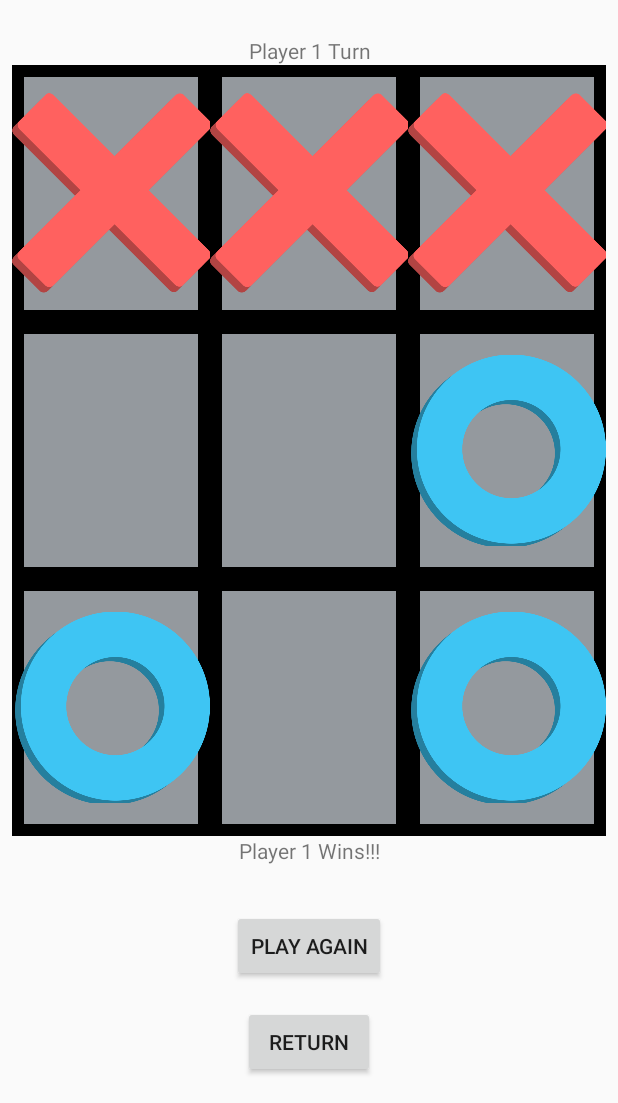
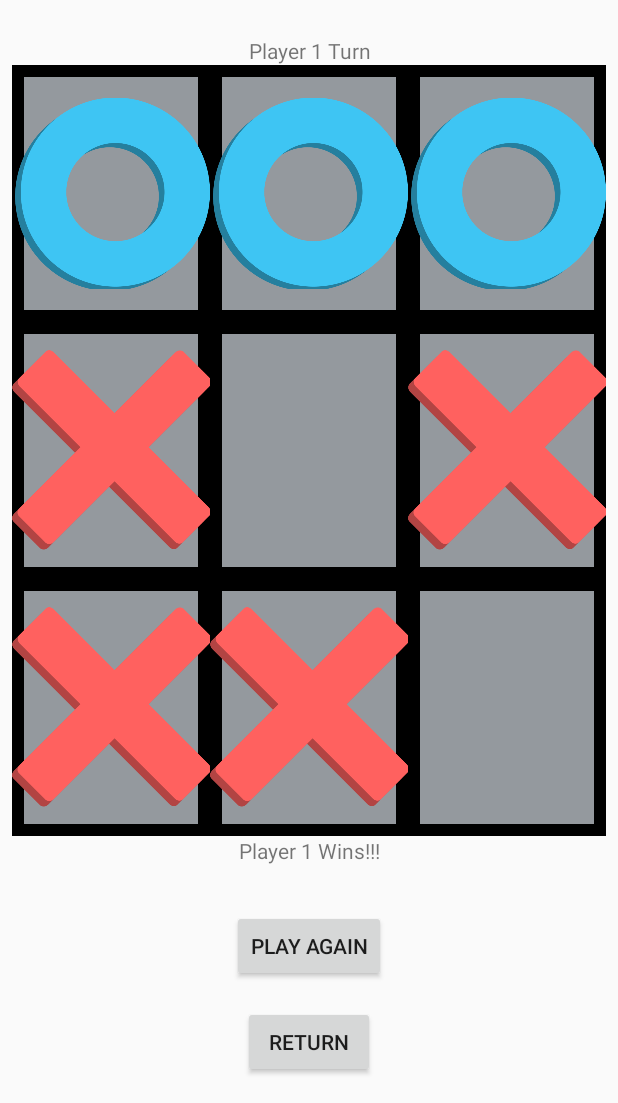
Before and after one commit to nicwenzel26/TicTacToe, an Android app: the fragment GameScreenFragment placed in its activity, after a tap on an icon or button, on a phone screen of 412 x 824 dp, the part 133-1236 px from its top. Run offline under Robolectric (Android 15) with nearby library versions, the phone set to English and light mode, and no system bars; our stand-ins replace Room's generated code; 2 other taps on this screen came first.

Commit message:
All working game settings, still need delete data

```diff
--- a/A2/app/src/main/java/com/csci448/a2/ui/GameScreenFragment.kt
+++ b/A2/app/src/main/java/com/csci448/a2/ui/GameScreenFragment.kt
@@ -57,6 +57,10 @@ class GameScreenFragment:Fragment() {
     private var listOfGridSpace = mutableListOf<GridSpace>()
     private var numOfPlayers = 2
     private var playerTurn = 1
+    private var playerOneSymb = 'x'
+    private var playerTwoSymb = 'o'
+    private var playerOneResourse = R.drawable.x
+    private var playerTwoResourse = R.drawable.o
 
 
     //Interface for managing the transition between fragments. Behavior determined by MainActivity
@@ -91,14 +95,29 @@ class GameScreenFragment:Fragment() {
         val twoPlayer = sharedPreferences.getBoolean("numPlayers", false)
         //Checking to see if the player wants player 1 to start
         val playerOneFirst = sharedPreferences.getBoolean("humanStart", true)
+        //Checking to see if player one wants to be X
+        val playerOneX = sharedPreferences.getBoolean("player_symb", true)
 
         //If the two player preference is checked set the number of players to 2 otherwise to 1
         if(twoPlayer) numOfPlayers = 2
         else numOfPlayers = 1
 
         //If the player one first preference is checked se the current player turn accordingly
-        if(playerOneFirst) playerTurn = 1
-        else playerTurn = 2
+        if(playerOneFirst) playerTurn = 2
+        else playerTurn = 1
+
+        if(playerOneX) {
+            playerOneSymb = 'o'
+            playerOneResourse = R.drawable.o
+            playerTwoSymb = 'x'
+            playerTwoResourse = R.drawable.x
+        }
+        else {
+            playerOneSymb = 'x'
+            playerOneResourse = R.drawable.x
+            playerTwoSymb = 'o'
+            playerTwoResourse = R.drawable.o
+        }
 
 
         val factory = HistoryViewModelFactory(requireContext())
@@ -128,7 +147,12 @@ class GameScreenFragment:Fragment() {
 
         //Setting current turn text based on preference
         if(playerTurn == 1) playerTurnTextView.text = "Player 1 Turn"
-        else playerTurnTextView.text = "Player 2 Turn"
+        else {
+            playerTurnTextView.text = "Player 2 Turn"
+            if(numOfPlayers == 1) {
+                computerTurn()
+            }
+        }
 
         //Setting on click listeners for end game buttons
         newGameButton.setOnClickListener { callBacks?.resetGame() }
@@ -154,8 +178,9 @@ class GameScreenFragment:Fragment() {
     private fun checkSpace(gridSpace: GridSpace) {
         if(gridSpace.xOrO == null) {
             if(playerTurn == 1) {
-                gridSpace.button.setImageResource(R.drawable.x)
-                gridSpace.xOrO = 'x'
+
+                gridSpace.button.setImageResource(playerOneResourse)
+                gridSpace.xOrO = playerOneSymb
                 playerTurn = 2
                 playerTurnTextView.text = "Player 2 Turn"
 
@@ -164,8 +189,8 @@ class GameScreenFragment:Fragment() {
                 }
             }
             else {
-                gridSpace.button.setImageResource(R.drawable.o)
-                gridSpace.xOrO = 'o'
+                gridSpace.button.setImageResource(playerTwoResourse)
+                gridSpace.xOrO = playerTwoSymb
                 playerTurn = 1
                 playerTurnTextView.text = "Player 1 Turn"
             }
@@ -210,8 +235,8 @@ class GameScreenFragment:Fragment() {
             }
         }
 
-        gridSpace.xOrO = 'o'
-        gridSpace.button.setImageResource(R.drawable.o)
+        gridSpace.xOrO = playerTwoSymb
+        gridSpace.button.setImageResource(playerTwoResourse)
         playerTurn = 1
         playerTurnTextView.text = "Player 1 Turn"
     }
@@ -220,12 +245,12 @@ class GameScreenFragment:Fragment() {
         val game = HistoryData()
         if(numOfPlayers == 2) {
             game.singlePlayer = false
-            if(winner == 'x') {
+            if(winner == playerOneSymb) {
                 game.winner = "Player 1"
                 game.loser = "Player 2"
                 game.didTie = false
             }
-            else if (winner == 'o'){
+            else if (winner == playerTwoSymb){
                 game.winner = "Player 2"
                 game.loser = "Player 1"
                 game.didTie = false
@@ -240,13 +265,13 @@ class GameScreenFragment:Fragment() {
 
         else {
             game.singlePlayer = true
-            if(winner == 'x') {
+            if(winner == playerOneSymb) {
                 game.winner = "Player 1"
                 game.loser = "Computer"
                 game.didTie = false
             }
 
-            else if(winner == 'o') {
+            else if(winner == playerTwoSymb) {
                 game.winner = "Computer"
                 game.loser = "Player 1"
                 game.didTie = false
@@ -307,7 +332,7 @@ class GameScreenFragment:Fragment() {
 
     //Setting the winning player text and making the field visable and buttons visable
     private fun setWinText(xOrO: Char){
-        if(xOrO == 'x') {
+        if(xOrO == playerOneSymb) {
             playerWinTextView.text = "Player 1 Wins!!!"
         }
         else if(numOfPlayers == 2) {
--- a/A2/app/src/main/res/xml/pref.xml
+++ b/A2/app/src/main/res/xml/pref.xml
@@ -15,11 +15,11 @@
 
         <CheckBoxPreference
             app:key="humanStart"
-            app:title="Human Goes First?"/>
+            app:title="Computer/Player 2 Goes First?"/>
 
         <CheckBoxPreference
             app:key="player_symb"
-            app:title="Player 1 is X?"/>
+            app:title="Player 1 is O?"/>
 
     </PreferenceCategory>
 
```
